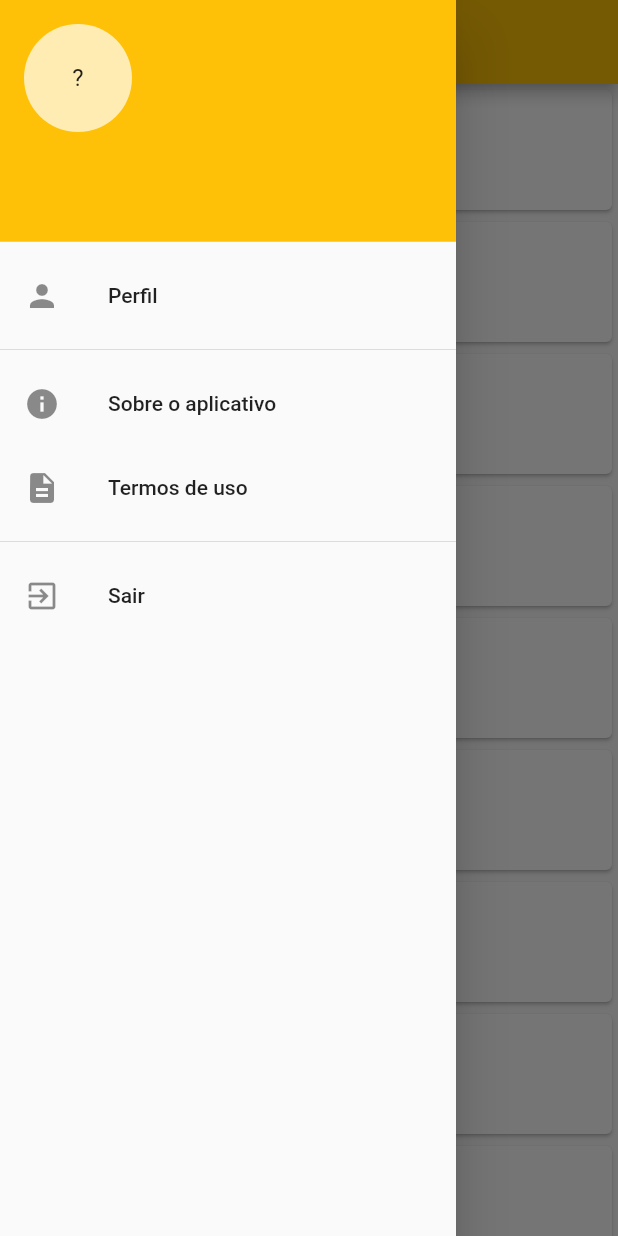
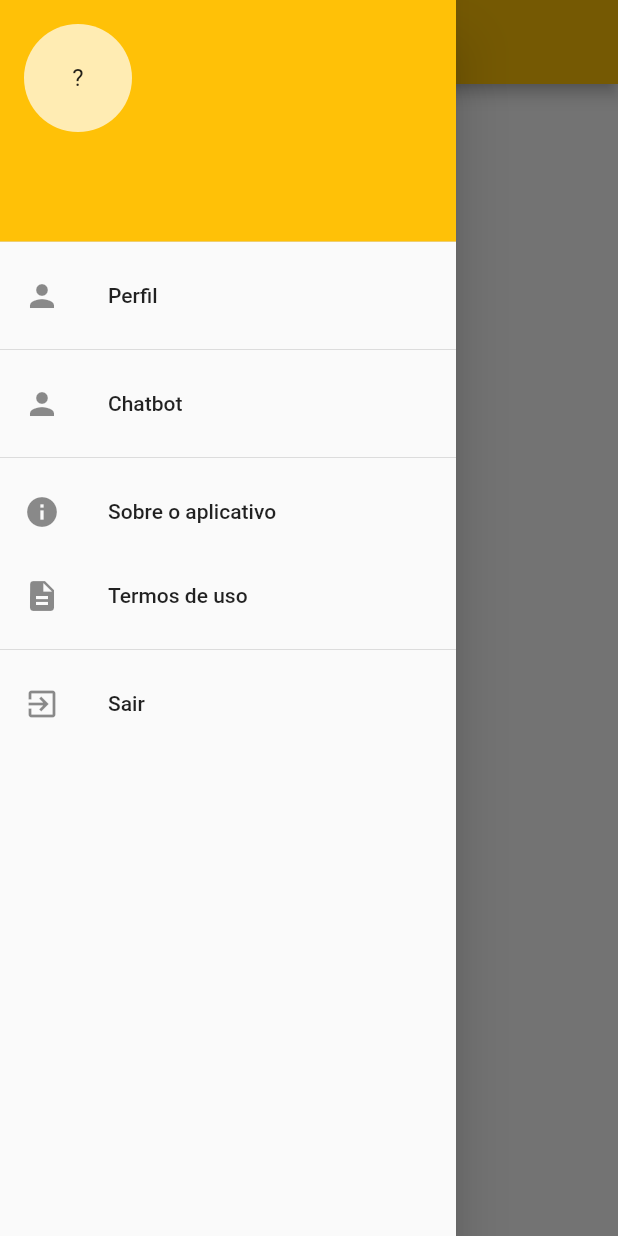
Before and after one commit to alineargentin/tcc_regulariza, a Flutter app: the Perfil screen opened by its route, with the side drawer open, on a phone screen of 412 x 824 dp. Run offline on Flutter 3.47's test engine with Material 2 defaults, Android fonts, the phone set to English and light mode, and no system bars; our stand-ins replace cloud_firestore, firebase_auth, flushbar, flutter_masked_text, shared_preferences; missing offline and left inert: clippy_flutter, flutter_dialogflow; accounts and stored records are empty.

Commit message:
Mostra o menu.
Signed-off-by: Aline Argentin <alineroberta.argentin@gmail.com>

```diff
--- a/lib/main.dart
+++ b/lib/main.dart
@@ -4,7 +4,9 @@ import 'package:tcc_regulariza/views/forgot_password.dart';
 import 'package:tcc_regulariza/views/home_page.dart';
 import 'package:tcc_regulariza/views/login.dart';
 import 'package:tcc_regulariza/views/perfil.dart';
+import 'package:tcc_regulariza/views/sobre.dart';
 import 'package:tcc_regulariza/views/splash.dart';
+import 'package:tcc_regulariza/views/termo.dart';
 
 
 void main() {
@@ -25,7 +27,9 @@ class MyApp extends StatelessWidget {
         Cadastro.routeName: (context) => new Cadastro(),
         Perfil.routeName: (context) => new Perfil(),
         HomePage.routeName: (context) => new HomePage(),
-        ForgotPassword.routeName: (context) => new ForgotPassword()
+        ForgotPassword.routeName: (context) => new ForgotPassword(),
+        Termo.routeName:(context)=> new Termo(),
+        Sobre.routeName:(context)=> new Sobre()
       },
     );
   }
--- a/lib/utils/common.dart
+++ b/lib/utils/common.dart
@@ -9,7 +9,7 @@ class Common {
         [DeviceOrientation.portraitUp, DeviceOrientation.portraitDown]);
   }
 
-  static Future<bool> showQuitDialog(context) async {
+  static Future<bool> showQuitDialog(context) {
     showDialog(
       context: context,
       builder: (BuildContext context) {
@@ -19,7 +19,7 @@ class Common {
           actions: <Widget>[
             FlatButton(
               child: Text("Sim"),
-              onPressed: () {
+              onPressed: () async {
                 Auth.signOut();
                 Navigator.pushReplacementNamed(context, Login.routeName);
               },
--- a/lib/views/home_page.dart
+++ b/lib/views/home_page.dart
@@ -2,6 +2,7 @@ import 'package:flutter/material.dart';
 import 'package:tcc_regulariza/models/chat_message.dart';
 import 'package:tcc_regulariza/widgets/chat_message_list_item.dart';
 import 'package:flutter_dialogflow/dialogflow_v2.dart';
+import 'package:tcc_regulariza/widgets/custom_drawer.dart';
 
 
 class HomePage extends StatefulWidget {
@@ -24,6 +25,7 @@ class _HomePageState extends State<HomePage> {
   @override
   Widget build(BuildContext context) {
     return Scaffold(
+      drawer: CustomDrawer(),
       appBar: new AppBar(
         title: Text('Chatbot - Cartório'),
       ),
--- a/lib/views/perfil.dart
+++ b/lib/views/perfil.dart
@@ -39,20 +39,14 @@ User _currentUser;
   }
 
   Widget _buildBody() {
-    return new ListView.builder(itemBuilder: (BuildContext context, int index) {
     return new Card(
-          child: new Column(children: <Widget>[
+      child: new Column(
+        children: <Widget>[
           new Text(_currentUser.name),
           new Text(_currentUser.email),
-            new Text(_currentUser.cpf),
-            new Text(_currentUser.phone),
-            new Text(_currentUser.saldo)],
+          new Text(_currentUser.phone)
+        ],
       ),
     );
-      },
-);
   }
-
-
-
 }
--- a/lib/widgets/custom_drawer.dart
+++ b/lib/widgets/custom_drawer.dart
@@ -2,6 +2,7 @@ import 'package:flutter/material.dart';
 import 'package:tcc_regulariza/models/user.dart';
 import 'package:tcc_regulariza/service/auth.dart';
 import 'package:tcc_regulariza/utils/common.dart';
+import 'package:tcc_regulariza/views/home_page.dart';
 import 'package:tcc_regulariza/views/login.dart';
 import 'package:tcc_regulariza/views/perfil.dart';
 import 'package:tcc_regulariza/views/sobre.dart';
@@ -17,7 +18,7 @@ class _CustomDrawerState extends State<CustomDrawer> {
 
   @override
   void initState() {
-   Auth.getUserLocal().then(_onGetUserLocalSuccess);
+    Auth.getUserLocal().then(_onGetUserLocalSuccess);
     super.initState();
   }
 
@@ -39,6 +40,15 @@ class _CustomDrawerState extends State<CustomDrawer> {
             onTap: () {
               Navigator.pop(context);
               Navigator.of(context).pushReplacementNamed(Perfil.routeName);
+            },
+          ),
+          Divider(),
+          ListTile(
+            leading: Icon(Icons.person),
+            title: Text('Chatbot'),
+            onTap: () {
+              Navigator.pop(context);
+              Navigator.of(context).pushReplacementNamed(HomePage.routeName);
             },
           ),
           Divider(),
```
Lines whose indentation alone changed are shown as unchanged.
